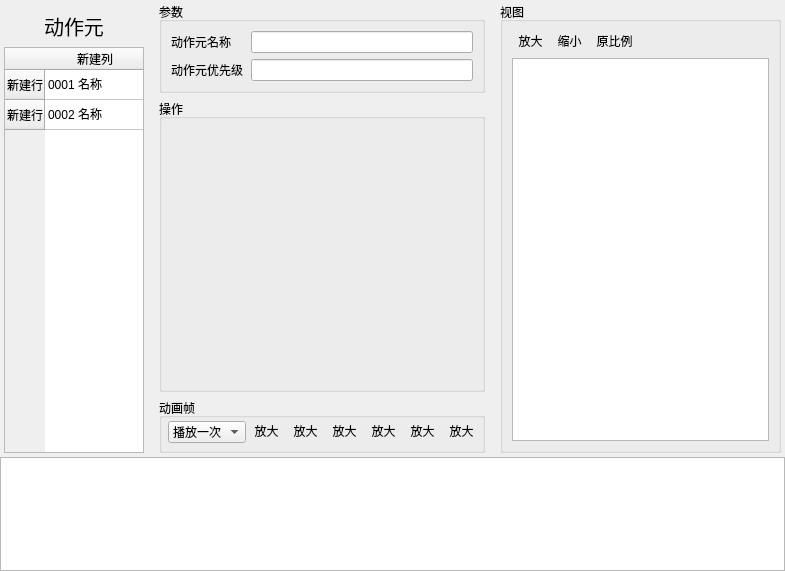
Old version of the form DrillGIFActionSequenceEditor/Source/ActionSeqModule/actionPart/p_ActionPart.ui in the repository DrillUp/DrillGIFActionSequenceEditor.
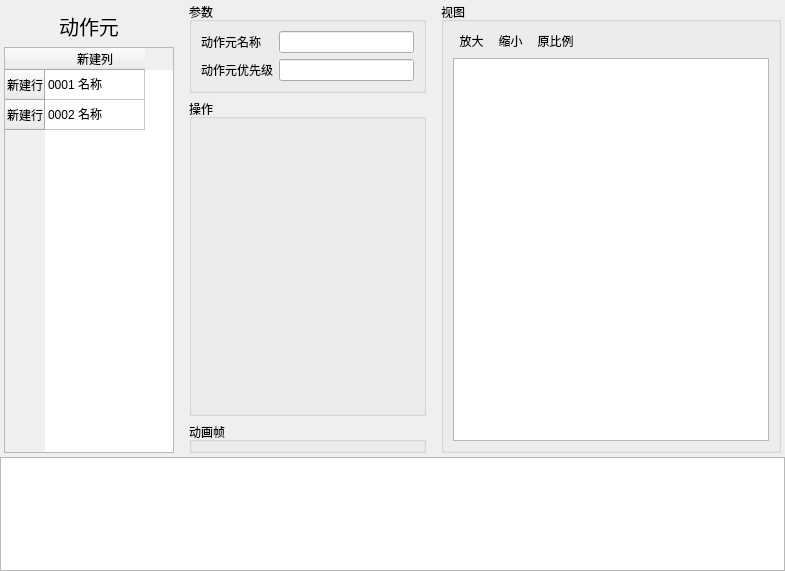
New version of the form. Icons and pictures are not drawn.

Commit message: 添加 动画帧播放器 工具。

```diff
--- a/DrillGIFActionSequenceEditor/Source/ActionSeqModule/actionPart/p_ActionPart.ui
+++ b/DrillGIFActionSequenceEditor/Source/ActionSeqModule/actionPart/p_ActionPart.ui
@@ -200,171 +200,11 @@
             <item>
              <widget class="QGroupBox" name="groupBox_4">
               <property name="styleSheet">
-               <string notr="true">
-/* 选项卡中的 按钮 样式 */
-QToolButton{
-	padding:1px;
-	padding-bottom:4px;
-	border: 1px solid transparent;
-	background: rgba(255,255,255,0);
-}
-QToolButton:hover{
-	border-radius:1px;
-	border:1px solid #f2ca58;
-	background-color: qlineargradient(spread:pad, x1:0, y1:0, x2:0, y2:1, stop:0 #fdecad, stop:0.3 #fde48c, stop:0.9 #fce58c, stop:1 #fdfadf )
-}
-
-QPushButton{
-	border: 1px solid transparent;
-	background: rgba(255,255,255,0);
-}
-QPushButton:hover{
-	border-radius:1px;
-	border:1px solid #f2ca58;
-	background-color: qlineargradient(spread:pad, x1:0, y1:0, x2:0, y2:1, stop:0 #fdecad, stop:0.3 #fde48c, stop:0.9 #fce58c, stop:1 #fdfadf );
-}</string>
+               <string notr="true"/>
               </property>
               <property name="title">
                <string>动画帧</string>
               </property>
-              <layout class="QHBoxLayout" name="horizontalLayout_3">
-               <property name="spacing">
-                <number>2</number>
-               </property>
-               <property name="leftMargin">
-                <number>6</number>
-               </property>
-               <property name="topMargin">
-                <number>0</number>
-               </property>
-               <property name="rightMargin">
-                <number>2</number>
-               </property>
-               <property name="bottomMargin">
-                <number>4</number>
-               </property>
-               <item>
-                <widget class="QComboBox" name="comboBox">
-                 <item>
-                  <property name="text">
-                   <string>播放一次</string>
-                  </property>
-                 </item>
-                 <item>
-                  <property name="text">
-                   <string>播放两次</string>
-                  </property>
-                 </item>
-                 <item>
-                  <property name="text">
-                   <string>播放三次</string>
-                  </property>
-                 </item>
-                </widget>
-               </item>
-               <item>
-                <widget class="QToolButton" name="toolButton_start">
-                 <property name="text">
-                  <string>放大</string>
-                 </property>
-                 <property name="icon">
-                  <iconset resource="../../../drillgifactionsequenceeditor.qrc">
-                   <normaloff>:/DrillGIFActionSequenceEditor/Resources/icons/player/Play_Start.png</normaloff>:/DrillGIFActionSequenceEditor/Resources/icons/player/Play_Start.png</iconset>
-                 </property>
-                 <property name="iconSize">
-                  <size>
-                   <width>20</width>
-                   <height>20</height>
-                  </size>
-                 </property>
-                </widget>
-               </item>
-               <item>
-                <widget class="QToolButton" name="toolButton_last">
-                 <property name="text">
-                  <string>放大</string>
-                 </property>
-                 <property name="icon">
-                  <iconset resource="../../../drillgifactionsequenceeditor.qrc">
-                   <normaloff>:/DrillGIFActionSequenceEditor/Resources/icons/player/Play_Last.png</normaloff>:/DrillGIFActionSequenceEditor/Resources/icons/player/Play_Last.png</iconset>
-                 </property>
-                 <property name="iconSize">
-                  <size>
-                   <width>20</width>
-                   <height>20</height>
-                  </size>
-                 </property>
-                </widget>
-               </item>
-               <item>
-                <widget class="QToolButton" name="toolButton_play">
-                 <property name="text">
-                  <string>放大</string>
-                 </property>
-                 <property name="icon">
-                  <iconset resource="../../../drillgifactionsequenceeditor.qrc">
-                   <normaloff>:/DrillGIFActionSequenceEditor/Resources/icons/player/Play_Run.png</normaloff>:/DrillGIFActionSequenceEditor/Resources/icons/player/Play_Run.png</iconset>
-                 </property>
-                 <property name="iconSize">
-                  <size>
-                   <width>20</width>
-                   <height>20</height>
-                  </size>
-                 </property>
-                </widget>
-               </item>
-               <item>
-                <widget class="QToolButton" name="toolButton_next">
-                 <property name="text">
-                  <string>放大</string>
-                 </property>
-                 <property name="icon">
-                  <iconset resource="../../../drillgifactionsequenceeditor.qrc">
-                   <normaloff>:/DrillGIFActionSequenceEditor/Resources/icons/player/Play_Next.png</normaloff>:/DrillGIFActionSequenceEditor/Resources/icons/player/Play_Next.png</iconset>
-                 </property>
-                 <property name="iconSize">
-                  <size>
-                   <width>20</width>
-                   <height>20</height>
-                  </size>
-                 </property>
-                </widget>
-               </item>
-               <item>
-                <widget class="QToolButton" name="toolButton_new">
-                 <property name="text">
-                  <string>放大</string>
-                 </property>
-                 <property name="icon">
-                  <iconset resource="../../../drillgifactionsequenceeditor.qrc">
-                   <normaloff>:/DrillGIFActionSequenceEditor/Resources/icons/menu/Common_New.png</normaloff>:/DrillGIFActionSequenceEditor/Resources/icons/menu/Common_New.png</iconset>
-                 </property>
-                 <property name="iconSize">
-                  <size>
-                   <width>20</width>
-                   <height>20</height>
-                  </size>
-                 </property>
-                </widget>
-               </item>
-               <item>
-                <widget class="QToolButton" name="toolButton_setting">
-                 <property name="text">
-                  <string>放大</string>
-                 </property>
-                 <property name="icon">
-                  <iconset resource="../../../drillgifactionsequenceeditor.qrc">
-                   <normaloff>:/DrillGIFActionSequenceEditor/Resources/icons/menu/Common_Setting.png</normaloff>:/DrillGIFActionSequenceEditor/Resources/icons/menu/Common_Setting.png</iconset>
-                 </property>
-                 <property name="iconSize">
-                  <size>
-                   <width>20</width>
-                   <height>20</height>
-                  </size>
-                 </property>
-                </widget>
-               </item>
-              </layout>
              </widget>
             </item>
            </layout>
```
Left out of the diff: 2 changed lines with no effect on the pictures. The commit also changes 27 other files.
